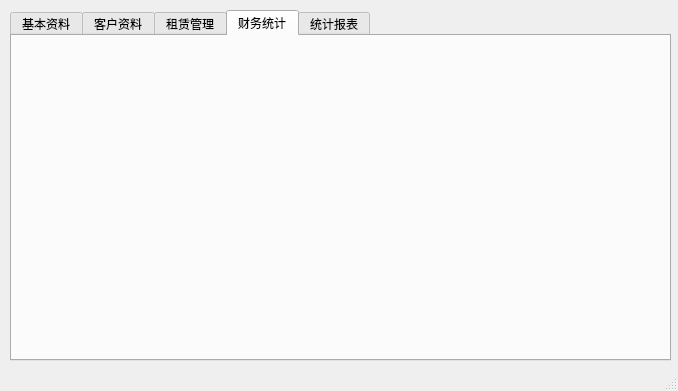
Before: the Qt Designer form mainwindow.ui in angeiv/house, drawn with Qt 5.
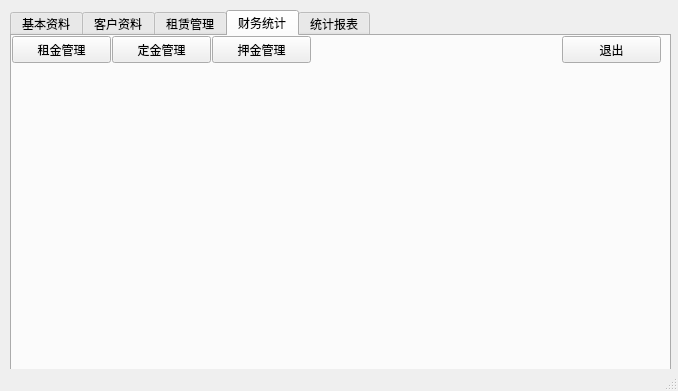
After: the same form once the commit is applied. The open tabs and pages were chosen to show the change.

```diff
--- a/mainwindow.ui
+++ b/mainwindow.ui
@@ -20,7 +20,7 @@
       <x>10</x>
       <y>10</y>
       <width>661</width>
-      <height>351</height>
+      <height>361</height>
      </rect>
     </property>
     <property name="currentIndex">
@@ -43,58 +43,6 @@
        <string>房屋资料 </string>
       </property>
      </widget>
-     <widget class="QPushButton" name="pushButton_2">
-      <property name="geometry">
-       <rect>
-        <x>100</x>
-        <y>0</y>
-        <width>99</width>
-        <height>27</height>
-       </rect>
-      </property>
-      <property name="text">
-       <string>合同签订</string>
-      </property>
-     </widget>
-     <widget class="QPushButton" name="pushButton_3">
-      <property name="geometry">
-       <rect>
-        <x>200</x>
-        <y>0</y>
-        <width>99</width>
-        <height>27</height>
-       </rect>
-      </property>
-      <property name="text">
-       <string>合同查询</string>
-      </property>
-     </widget>
-     <widget class="QPushButton" name="pushButton_4">
-      <property name="geometry">
-       <rect>
-        <x>300</x>
-        <y>0</y>
-        <width>99</width>
-        <height>27</height>
-       </rect>
-      </property>
-      <property name="text">
-       <string>租金收取</string>
-      </property>
-     </widget>
-     <widget class="QPushButton" name="pushButton_5">
-      <property name="geometry">
-       <rect>
-        <x>400</x>
-        <y>0</y>
-        <width>99</width>
-        <height>27</height>
-       </rect>
-      </property>
-      <property name="text">
-       <string>租金统计</string>
-      </property>
-     </widget>
      <widget class="QPushButton" name="btnExit">
       <property name="geometry">
        <rect>
@@ -123,6 +71,58 @@
      <attribute name="title">
       <string>财务统计</string>
      </attribute>
+     <widget class="QPushButton" name="pushButton_5">
+      <property name="geometry">
+       <rect>
+        <x>0</x>
+        <y>0</y>
+        <width>99</width>
+        <height>27</height>
+       </rect>
+      </property>
+      <property name="text">
+       <string>租金管理</string>
+      </property>
+     </widget>
+     <widget class="QPushButton" name="btnExit_4">
+      <property name="geometry">
+       <rect>
+        <x>550</x>
+        <y>0</y>
+        <width>99</width>
+        <height>27</height>
+       </rect>
+      </property>
+      <property name="text">
+       <string>退出</string>
+      </property>
+     </widget>
+     <widget class="QPushButton" name="btnReplay">
+      <property name="geometry">
+       <rect>
+        <x>100</x>
+        <y>0</y>
+        <width>99</width>
+        <height>27</height>
+       </rect>
+      </property>
+      <property name="text">
+       <string>定金管理</string>
+      </property>
+     </widget>
+     <widget class="QPushButton" name="pushButton_10">
+      <property name="geometry">
+       <rect>
+        <x>200</x>
+        <y>0</y>
+        <width>99</width>
+        <height>27</height>
+       </rect>
+      </property>
+      <property name="text">
+       <string>押金管理</string>
+      </property>
+     </widget>
     </widget>
     <widget class="QWidget" name="tab_5">
      <attribute name="title">
```
Left out of the diff: 132 changed lines with no effect on the pictures.
